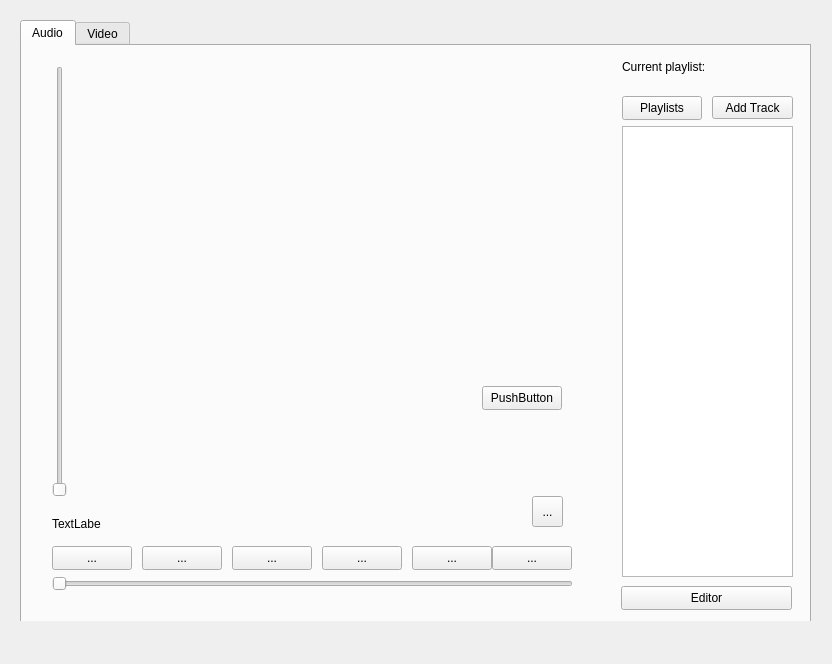
Old version of the form widget.ui in the repository monarxy/MusicPlayer.
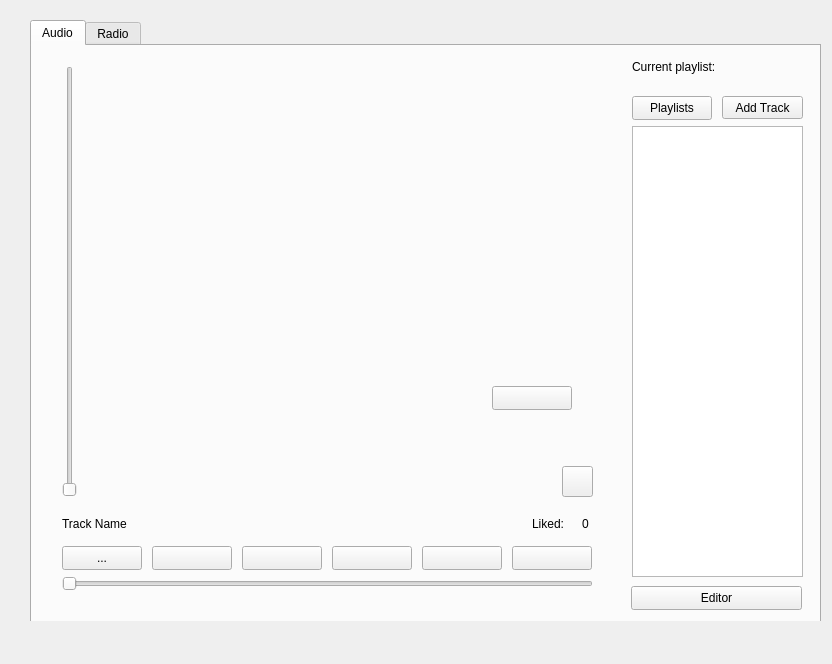
New version of the form. Icons and pictures are not drawn.

The edit to the form file:
```diff
--- a/widget.ui
+++ b/widget.ui
@@ -26,7 +26,7 @@
     <widget class="QTabWidget" name="tabWidget">
      <property name="geometry">
       <rect>
-       <x>0</x>
+       <x>10</x>
        <y>0</y>
        <width>791</width>
        <height>641</height>
@@ -35,6 +35,12 @@
      <property name="currentIndex">
       <number>0</number>
      </property>
+     <property name="iconSize">
+      <size>
+       <width>19</width>
+       <height>19</height>
+      </size>
+     </property>
      <widget class="QWidget" name="tab">
       <attribute name="title">
        <string>Audio</string>
@@ -57,25 +63,29 @@
         <rect>
          <x>30</x>
          <y>470</y>
-         <width>49</width>
+         <width>191</width>
          <height>16</height>
         </rect>
        </property>
        <property name="text">
-        <string>TextLabel</string>
+        <string>Track Name</string>
        </property>
       </widget>
       <widget class="QToolButton" name="likeButton">
        <property name="geometry">
         <rect>
-         <x>510</x>
-         <y>450</y>
+         <x>530</x>
+         <y>420</y>
          <width>31</width>
          <height>31</height>
         </rect>
        </property>
        <property name="text">
-        <string>...</string>
+        <string/>
+       </property>
+       <property name="icon">
+        <iconset>
+         <normaloff>../../Downloads/free-icon-thumb-up-like-13578170.png</normaloff>../../Downloads/free-icon-thumb-up-like-13578170.png</iconset>
        </property>
       </widget>
       <widget class="QPushButton" name="pushButton">
@@ -96,7 +106,7 @@
         <rect>
          <x>30</x>
          <y>530</y>
-         <width>521</width>
+         <width>531</width>
          <height>16</height>
         </rect>
        </property>
@@ -114,7 +124,17 @@
         </rect>
        </property>
        <property name="text">
-        <string>...</string>
+        <string/>
+       </property>
+       <property name="icon">
+        <iconset>
+         <normaloff>../../Downloads/free-icon-previous-18407650.png</normaloff>../../Downloads/free-icon-previous-18407650.png</iconset>
+       </property>
+       <property name="iconSize">
+        <size>
+         <width>27</width>
+         <height>27</height>
+        </size>
        </property>
       </widget>
       <widget class="QPushButton" name="btn_play_5">
@@ -127,7 +147,17 @@
         </rect>
        </property>
        <property name="text">
-        <string>...</string>
+        <string/>
+       </property>
+       <property name="icon">
+        <iconset>
+         <normaloff>../../Downloads/free-icon-music-player-5733742.png</normaloff>../../Downloads/free-icon-music-player-5733742.png</iconset>
+       </property>
+       <property name="iconSize">
+        <size>
+         <width>19</width>
+         <height>19</height>
+        </size>
        </property>
       </widget>
       <widget class="QPushButton" name="btn_play_6">
@@ -146,14 +176,18 @@
       <widget class="QPushButton" name="btn_play_7">
        <property name="geometry">
         <rect>
-         <x>470</x>
+         <x>480</x>
          <y>500</y>
          <width>80</width>
          <height>24</height>
         </rect>
        </property>
        <property name="text">
-        <string>...</string>
+        <string/>
+       </property>
+       <property name="icon">
+        <iconset>
+         <normaloff>../../Downloads/free-icon-black-square-1601.png</normaloff>../../Downloads/free-icon-black-square-1601.png</iconset>
        </property>
       </widget>
       <widget class="QPushButton" name="btn_play">
@@ -166,7 +200,11 @@
         </rect>
        </property>
        <property name="text">
-        <string>...</string>
+        <string/>
+       </property>
+       <property name="icon">
+        <iconset>
+         <normaloff>../../Downloads/free-icon-play-1250997.png</normaloff>../../Downloads/free-icon-play-1250997.png</iconset>
        </property>
       </widget>
       <widget class="QPushButton" name="btn_play_3">
@@ -179,7 +217,17 @@
         </rect>
        </property>
        <property name="text">
-        <string>...</string>
+        <string/>
+       </property>
+       <property name="icon">
+        <iconset>
+         <normaloff>../../Downloads/free-icon-stop-18407648.png</normaloff>../../Downloads/free-icon-stop-18407648.png</iconset>
+       </property>
+       <property name="iconSize">
+        <size>
+         <width>25</width>
+         <height>25</height>
+        </size>
        </property>
       </widget>
       <widget class="QToolButton" name="btn_">
@@ -241,7 +289,10 @@
         </rect>
        </property>
        <property name="text">
-        <string>PushButton</string>
+        <string notr="true"/>
+       </property>
+       <property name="icon">
+        <iconset theme="accessories-character-map"/>
        </property>
       </widget>
       <widget class="QPushButton" name="editorButton">
@@ -257,10 +308,36 @@
         <string>Editor</string>
        </property>
       </widget>
+      <widget class="QLabel" name="label_2">
+       <property name="geometry">
+        <rect>
+         <x>550</x>
+         <y>470</y>
+         <width>31</width>
+         <height>16</height>
+        </rect>
+       </property>
+       <property name="text">
+        <string>0</string>
+       </property>
+      </widget>
+      <widget class="QLabel" name="label_3">
+       <property name="geometry">
+        <rect>
+         <x>500</x>
+         <y>470</y>
+         <width>49</width>
+         <height>16</height>
+        </rect>
+       </property>
+       <property name="text">
+        <string>Liked:</string>
+       </property>
+      </widget>
      </widget>
      <widget class="QWidget" name="tab_2">
       <attribute name="title">
-       <string>Video</string>
+       <string>Radio</string>
       </attribute>
       <widget class="QToolButton" name="toolButton">
        <property name="geometry">
```
Left out of the diff: 2 changed lines with no effect on the pictures.
